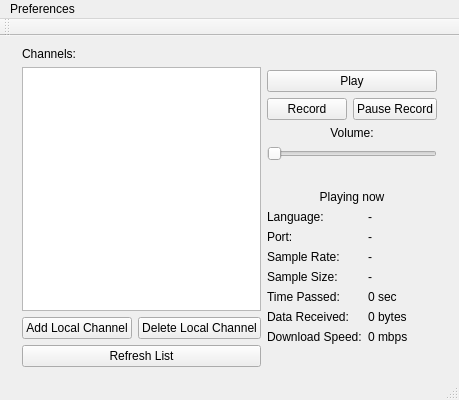
The window that Listenner/gui.ui (Ernyoke/Allamvizsga) describes before a commit, drawn with Qt 5.
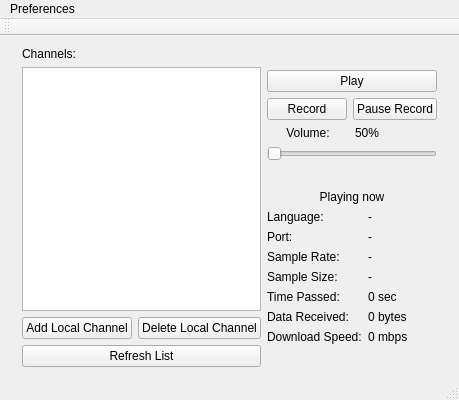
The same window after the commit.

```diff
--- a/Listenner/gui.ui
+++ b/Listenner/gui.ui
@@ -199,7 +199,7 @@
       </item>
       <item row="1" column="0">
        <layout class="QGridLayout" name="gridLayout_3">
-        <item row="0" column="0">
+        <item row="1" column="0">
          <widget class="QLabel" name="label">
           <property name="text">
            <string>Volume:</string>
@@ -209,14 +209,21 @@
           </property>
          </widget>
         </item>
-        <item row="1" column="0">
+        <item row="1" column="1">
+         <widget class="QLabel" name="volumeLabel">
+          <property name="text">
+           <string>50%</string>
+          </property>
+         </widget>
+        </item>
+        <item row="2" column="0" colspan="2">
          <widget class="QSlider" name="volumeSlider">
           <property name="orientation">
            <enum>Qt::Horizontal</enum>
           </property>
          </widget>
         </item>
-        <item row="2" column="0">
+        <item row="3" column="0" colspan="2">
          <spacer name="verticalSpacer_2">
           <property name="orientation">
            <enum>Qt::Vertical</enum>
```
